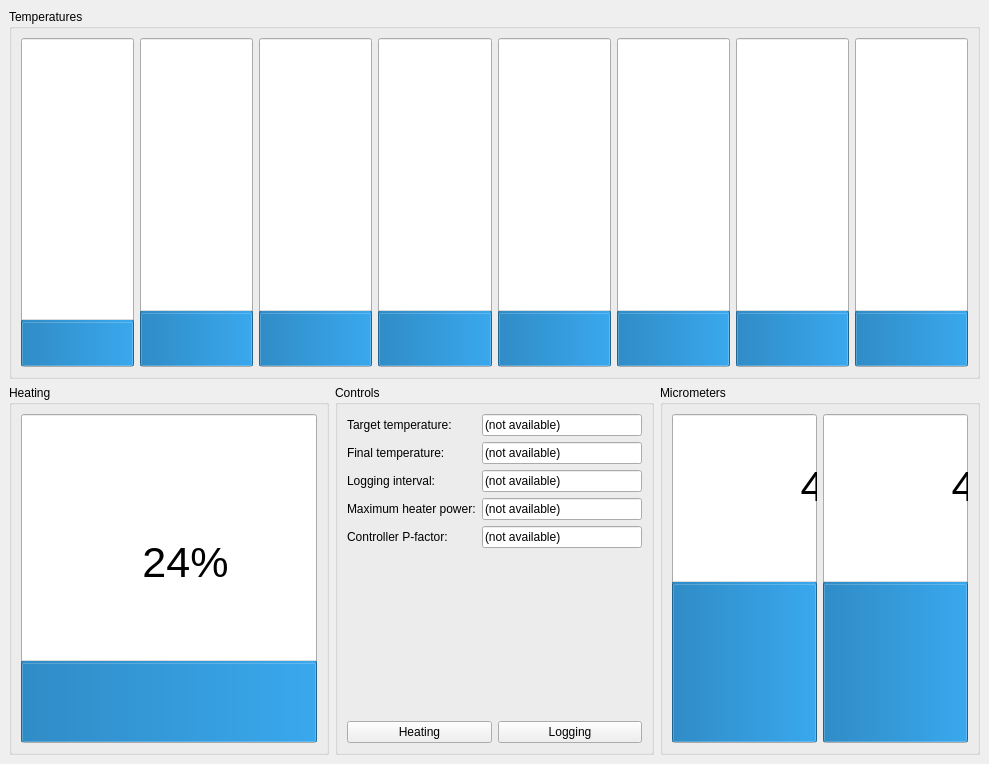
Before: the Qt Designer form gui/GUI3.ui in henklaak/Heater, drawn with Qt 5.
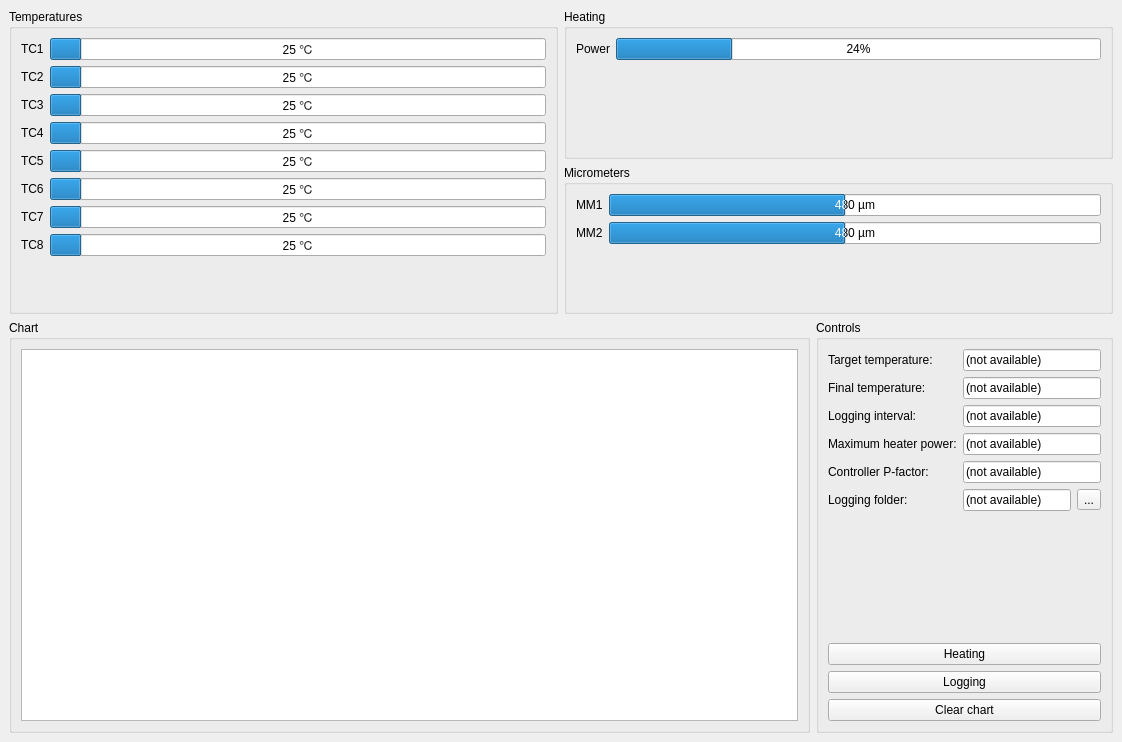
After: the same form once the commit is applied. Custom widgets are drawn as their Qt base class.

What changed in the file:
```diff
--- a/gui/GUI3.ui
+++ b/gui/GUI3.ui
@@ -6,8 +6,8 @@
    <rect>
     <x>0</x>
     <y>0</y>
-    <width>989</width>
-    <height>764</height>
+    <width>1122</width>
+    <height>742</height>
    </rect>
   </property>
   <property name="minimumSize">
@@ -23,354 +23,474 @@
    <property name="styleSheet">
     <string notr="true"/>
    </property>
-   <layout class="QVBoxLayout" name="verticalLayout_3">
+   <layout class="QVBoxLayout" name="verticalLayout_3" stretch="0,1">
     <item>
-     <widget class="QGroupBox" name="groupBox">
-      <property name="title">
-       <string>Temperatures</string>
-      </property>
-      <layout class="QHBoxLayout" name="horizontalLayout_3">
-       <item>
-        <widget class="QProgressBar" name="pbTC1">
-         <property name="sizePolicy">
-          <sizepolicy hsizetype="Expanding" vsizetype="Expanding">
-           <horstretch>0</horstretch>
-           <verstretch>0</verstretch>
-          </sizepolicy>
-         </property>
-         <property name="font">
-          <font>
-           <pointsize>32</pointsize>
-          </font>
-         </property>
-         <property name="minimum">
-          <number>0</number>
-         </property>
-         <property name="maximum">
-          <number>150</number>
-         </property>
-         <property name="value">
-          <number>20</number>
-         </property>
-         <property name="alignment">
-          <set>Qt::AlignmentFlag::AlignCenter</set>
-         </property>
-         <property name="textVisible">
-          <bool>true</bool>
-         </property>
-         <property name="orientation">
-          <enum>Qt::Orientation::Vertical</enum>
-         </property>
-         <property name="invertedAppearance">
-          <bool>false</bool>
-         </property>
-         <property name="textDirection">
-          <enum>QProgressBar::Direction::TopToBottom</enum>
-         </property>
-         <property name="format">
-          <string>%v</string>
-         </property>
-        </widget>
-       </item>
-       <item>
-        <widget class="QProgressBar" name="pbTC2">
-         <property name="sizePolicy">
-          <sizepolicy hsizetype="Expanding" vsizetype="Expanding">
-           <horstretch>0</horstretch>
-           <verstretch>0</verstretch>
-          </sizepolicy>
-         </property>
-         <property name="font">
-          <font>
-           <pointsize>32</pointsize>
-          </font>
-         </property>
-         <property name="maximum">
-          <number>150</number>
-         </property>
-         <property name="value">
-          <number>24</number>
-         </property>
-         <property name="alignment">
-          <set>Qt::AlignmentFlag::AlignCenter</set>
-         </property>
-         <property name="textVisible">
-          <bool>true</bool>
-         </property>
-         <property name="orientation">
-          <enum>Qt::Orientation::Vertical</enum>
-         </property>
-         <property name="invertedAppearance">
-          <bool>false</bool>
-         </property>
-         <property name="format">
-          <string>%v</string>
-         </property>
-        </widget>
-       </item>
-       <item>
-        <widget class="QProgressBar" name="pbTC3">
-         <property name="sizePolicy">
-          <sizepolicy hsizetype="Expanding" vsizetype="Expanding">
-           <horstretch>0</horstretch>
-           <verstretch>0</verstretch>
-          </sizepolicy>
-         </property>
-         <property name="font">
-          <font>
-           <pointsize>32</pointsize>
-          </font>
-         </property>
-         <property name="maximum">
-          <number>150</number>
-         </property>
-         <property name="value">
-          <number>24</number>
-         </property>
-         <property name="alignment">
-          <set>Qt::AlignmentFlag::AlignCenter</set>
-         </property>
-         <property name="textVisible">
-          <bool>true</bool>
-         </property>
-         <property name="orientation">
-          <enum>Qt::Orientation::Vertical</enum>
-         </property>
-         <property name="invertedAppearance">
-          <bool>false</bool>
-         </property>
-         <property name="format">
-          <string>%v</string>
-         </property>
-        </widget>
-       </item>
-       <item>
-        <widget class="QProgressBar" name="pbTC4">
-         <property name="sizePolicy">
-          <sizepolicy hsizetype="Expanding" vsizetype="Expanding">
-           <horstretch>0</horstretch>
-           <verstretch>0</verstretch>
-          </sizepolicy>
-         </property>
-         <property name="font">
-          <font>
-           <pointsize>32</pointsize>
-          </font>
-         </property>
-         <property name="maximum">
-          <number>150</number>
-         </property>
-         <property name="value">
-          <number>24</number>
-         </property>
-         <property name="alignment">
-          <set>Qt::AlignmentFlag::AlignCenter</set>
-         </property>
-         <property name="textVisible">
-          <bool>true</bool>
-         </property>
-         <property name="orientation">
-          <enum>Qt::Orientation::Vertical</enum>
-         </property>
-         <property name="invertedAppearance">
-          <bool>false</bool>
-         </property>
-         <property name="format">
-          <string>%v</string>
-         </property>
-        </widget>
-       </item>
-       <item>
-        <widget class="QProgressBar" name="pbTC5">
-         <property name="sizePolicy">
-          <sizepolicy hsizetype="Expanding" vsizetype="Expanding">
-           <horstretch>0</horstretch>
-           <verstretch>0</verstretch>
-          </sizepolicy>
-         </property>
-         <property name="font">
-          <font>
-           <pointsize>32</pointsize>
-          </font>
-         </property>
-         <property name="maximum">
-          <number>150</number>
-         </property>
-         <property name="value">
-          <number>24</number>
-         </property>
-         <property name="alignment">
-          <set>Qt::AlignmentFlag::AlignCenter</set>
-         </property>
-         <property name="textVisible">
-          <bool>true</bool>
-         </property>
-         <property name="orientation">
-          <enum>Qt::Orientation::Vertical</enum>
-         </property>
-         <property name="invertedAppearance">
-          <bool>false</bool>
-         </property>
-         <property name="format">
-          <string>%v</string>
-         </property>
-        </widget>
-       </item>
-       <item>
-        <widget class="QProgressBar" name="pbTC6">
-         <property name="sizePolicy">
-          <sizepolicy hsizetype="Expanding" vsizetype="Expanding">
-           <horstretch>0</horstretch>
-           <verstretch>0</verstretch>
-          </sizepolicy>
-         </property>
-         <property name="font">
-          <font>
-           <pointsize>32</pointsize>
-          </font>
-         </property>
-         <property name="maximum">
-          <number>150</number>
-         </property>
-         <property name="value">
-          <number>24</number>
-         </property>
-         <property name="alignment">
-          <set>Qt::AlignmentFlag::AlignCenter</set>
-         </property>
-         <property name="textVisible">
-          <bool>true</bool>
-         </property>
-         <property name="orientation">
-          <enum>Qt::Orientation::Vertical</enum>
-         </property>
-         <property name="invertedAppearance">
-          <bool>false</bool>
-         </property>
-         <property name="format">
-          <string>%v</string>
-         </property>
-        </widget>
-       </item>
-       <item>
-        <widget class="QProgressBar" name="pbTC7">
-         <property name="sizePolicy">
-          <sizepolicy hsizetype="Expanding" vsizetype="Expanding">
-           <horstretch>0</horstretch>
-           <verstretch>0</verstretch>
-          </sizepolicy>
-         </property>
-         <property name="font">
-          <font>
-           <pointsize>32</pointsize>
-          </font>
-         </property>
-         <property name="maximum">
-          <number>150</number>
-         </property>
-         <property name="value">
-          <number>24</number>
-         </property>
-         <property name="alignment">
-          <set>Qt::AlignmentFlag::AlignCenter</set>
-         </property>
-         <property name="textVisible">
-          <bool>true</bool>
-         </property>
-         <property name="orientation">
-          <enum>Qt::Orientation::Vertical</enum>
-         </property>
-         <property name="invertedAppearance">
-          <bool>false</bool>
-         </property>
-         <property name="format">
-          <string>%v</string>
-         </property>
-        </widget>
-       </item>
-       <item>
-        <widget class="QProgressBar" name="pbTC8">
-         <property name="sizePolicy">
-          <sizepolicy hsizetype="Expanding" vsizetype="Expanding">
-           <horstretch>0</horstretch>
-           <verstretch>0</verstretch>
-          </sizepolicy>
-         </property>
-         <property name="font">
-          <font>
-           <pointsize>32</pointsize>
-          </font>
-         </property>
-         <property name="maximum">
-          <number>150</number>
-         </property>
-         <property name="value">
-          <number>24</number>
-         </property>
-         <property name="alignment">
-          <set>Qt::AlignmentFlag::AlignCenter</set>
-         </property>
-         <property name="textVisible">
-          <bool>true</bool>
-         </property>
-         <property name="orientation">
-          <enum>Qt::Orientation::Vertical</enum>
-         </property>
-         <property name="invertedAppearance">
-          <bool>false</bool>
-         </property>
-         <property name="format">
-          <string>%v</string>
-         </property>
-        </widget>
-       </item>
-      </layout>
-     </widget>
-    </item>
-    <item>
-     <layout class="QHBoxLayout" name="horizontalLayout_2">
+     <layout class="QHBoxLayout" name="layTopRow">
       <item>
-       <widget class="QGroupBox" name="groupBox_3">
+       <widget class="QGroupBox" name="grpTemperatures">
         <property name="title">
-         <string>Heating</string>
+         <string>Temperatures</string>
         </property>
-        <layout class="QHBoxLayout" name="horizontalLayout_5">
-         <item>
-          <widget class="QProgressBar" name="pbHeaterPwm">
+        <layout class="QFormLayout" name="formLayout_2">
+         <item row="0" column="0">
+          <widget class="QLabel" name="label_7">
+           <property name="text">
+            <string>TC1</string>
+           </property>
+          </widget>
+         </item>
+         <item row="0" column="1">
+          <widget class="QProgressBar" name="pbTC8">
            <property name="sizePolicy">
-            <sizepolicy hsizetype="MinimumExpanding" vsizetype="Expanding">
+            <sizepolicy hsizetype="MinimumExpanding" vsizetype="Minimum">
              <horstretch>0</horstretch>
              <verstretch>0</verstretch>
             </sizepolicy>
            </property>
-           <property name="font">
-            <font>
-             <pointsize>32</pointsize>
-            </font>
+           <property name="minimum">
+            <number>20</number>
            </property>
+           <property name="maximum">
+            <number>100</number>
+           </property>
            <property name="value">
-            <number>24</number>
+            <number>25</number>
            </property>
            <property name="alignment">
             <set>Qt::AlignmentFlag::AlignCenter</set>
            </property>
+           <property name="textVisible">
+            <bool>true</bool>
+           </property>
+           <property name="invertedAppearance">
+            <bool>false</bool>
+           </property>
+           <property name="format">
+            <string>%v ℃</string>
+           </property>
+          </widget>
+         </item>
+         <item row="1" column="0">
+          <widget class="QLabel" name="label_8">
+           <property name="text">
+            <string>TC2</string>
+           </property>
+          </widget>
+         </item>
+         <item row="1" column="1">
+          <widget class="QProgressBar" name="pbTC7">
+           <property name="sizePolicy">
+            <sizepolicy hsizetype="MinimumExpanding" vsizetype="Minimum">
+             <horstretch>0</horstretch>
+             <verstretch>0</verstretch>
+            </sizepolicy>
+           </property>
+           <property name="minimum">
+            <number>20</number>
+           </property>
+           <property name="maximum">
+            <number>100</number>
+           </property>
+           <property name="value">
+            <number>25</number>
+           </property>
+           <property name="alignment">
+            <set>Qt::AlignmentFlag::AlignCenter</set>
+           </property>
+           <property name="textVisible">
+            <bool>true</bool>
+           </property>
+           <property name="invertedAppearance">
+            <bool>false</bool>
+           </property>
+           <property name="format">
+            <string>%v ℃</string>
+           </property>
+          </widget>
+         </item>
+         <item row="2" column="0">
+          <widget class="QLabel" name="label_9">
+           <property name="text">
+            <string>TC3</string>
+           </property>
+          </widget>
+         </item>
+         <item row="2" column="1">
+          <widget class="QProgressBar" name="pbTC6">
+           <property name="sizePolicy">
+            <sizepolicy hsizetype="MinimumExpanding" vsizetype="Minimum">
+             <horstretch>0</horstretch>
+             <verstretch>0</verstretch>
+            </sizepolicy>
+           </property>
+           <property name="minimum">
+            <number>20</number>
+           </property>
+           <property name="maximum">
+            <number>100</number>
+           </property>
+           <property name="value">
+            <number>25</number>
+           </property>
+           <property name="alignment">
+            <set>Qt::AlignmentFlag::AlignCenter</set>
+           </property>
+           <property name="textVisible">
+            <bool>true</bool>
+           </property>
+           <property name="invertedAppearance">
+            <bool>false</bool>
+           </property>
+           <property name="format">
+            <string>%v ℃</string>
+           </property>
+          </widget>
+         </item>
+         <item row="3" column="0">
+          <widget class="QLabel" name="label_10">
+           <property name="text">
+            <string>TC4</string>
+           </property>
+          </widget>
+         </item>
+         <item row="3" column="1">
+          <widget class="QProgressBar" name="pbTC5">
+           <property name="sizePolicy">
+            <sizepolicy hsizetype="MinimumExpanding" vsizetype="Minimum">
+             <horstretch>0</horstretch>
+             <verstretch>0</verstretch>
+            </sizepolicy>
+           </property>
+           <property name="minimum">
+            <number>20</number>
+           </property>
+           <property name="maximum">
+            <number>100</number>
+           </property>
+           <property name="value">
+            <number>25</number>
+           </property>
+           <property name="alignment">
+            <set>Qt::AlignmentFlag::AlignCenter</set>
+           </property>
+           <property name="textVisible">
+            <bool>true</bool>
+           </property>
+           <property name="invertedAppearance">
+            <bool>false</bool>
+           </property>
+           <property name="format">
+            <string>%v ℃</string>
+           </property>
+          </widget>
+         </item>
+         <item row="4" column="0">
+          <widget class="QLabel" name="label_11">
+           <property name="text">
+            <string>TC5</string>
+           </property>
+          </widget>
+         </item>
+         <item row="4" column="1">
+          <widget class="QProgressBar" name="pbTC4">
+           <property name="sizePolicy">
+            <sizepolicy hsizetype="MinimumExpanding" vsizetype="Minimum">
+             <horstretch>0</horstretch>
+             <verstretch>0</verstretch>
+            </sizepolicy>
+           </property>
+           <property name="minimum">
+            <number>20</number>
+           </property>
+           <property name="maximum">
+            <number>100</number>
+           </property>
+           <property name="value">
+            <number>25</number>
+           </property>
+           <property name="alignment">
+            <set>Qt::AlignmentFlag::AlignCenter</set>
+           </property>
+           <property name="textVisible">
+            <bool>true</bool>
+           </property>
+           <property name="invertedAppearance">
+            <bool>false</bool>
+           </property>
+           <property name="format">
+            <string>%v ℃</string>
+           </property>
+          </widget>
+         </item>
+         <item row="5" column="0">
+          <widget class="QLabel" name="label_12">
+           <property name="text">
+            <string>TC6</string>
+           </property>
+          </widget>
+         </item>
+         <item row="5" column="1">
+          <widget class="QProgressBar" name="pbTC3">
+           <property name="sizePolicy">
+            <sizepolicy hsizetype="MinimumExpanding" vsizetype="Minimum">
+             <horstretch>0</horstretch>
+             <verstretch>0</verstretch>
+            </sizepolicy>
+           </property>
+           <property name="minimum">
+            <number>20</number>
+           </property>
+           <property name="maximum">
+            <number>100</number>
+           </property>
+           <property name="value">
+            <number>25</number>
+           </property>
+           <property name="alignment">
+            <set>Qt::AlignmentFlag::AlignCenter</set>
+           </property>
+           <property name="textVisible">
+            <bool>true</bool>
+           </property>
+           <property name="invertedAppearance">
+            <bool>false</bool>
+           </property>
+           <property name="format">
+            <string>%v ℃</string>
+           </property>
+          </widget>
+         </item>
+         <item row="6" column="0">
+          <widget class="QLabel" name="label_13">
+           <property name="text">
+            <string>TC7</string>
+           </property>
+          </widget>
+         </item>
+         <item row="6" column="1">
+          <widget class="QProgressBar" name="pbTC2">
+           <property name="sizePolicy">
+            <sizepolicy hsizetype="MinimumExpanding" vsizetype="Minimum">
+             <horstretch>0</horstretch>
+             <verstretch>0</verstretch>
+            </sizepolicy>
+           </property>
+           <property name="minimum">
+            <number>20</number>
+           </property>
+           <property name="maximum">
+            <number>100</number>
+           </property>
+           <property name="value">
+            <number>25</number>
+           </property>
+           <property name="alignment">
+            <set>Qt::AlignmentFlag::AlignCenter</set>
+           </property>
+           <property name="textVisible">
+            <bool>true</bool>
+           </property>
+           <property name="invertedAppearance">
+            <bool>false</bool>
+           </property>
+           <property name="format">
+            <string>%v ℃</string>
+           </property>
+          </widget>
+         </item>
+         <item row="7" column="0">
+          <widget class="QLabel" name="label_14">
+           <property name="text">
+            <string>TC8</string>
+           </property>
+          </widget>
+         </item>
+         <item row="7" column="1">
+          <widget class="QProgressBar" name="pbTC1">
+           <property name="sizePolicy">
+            <sizepolicy hsizetype="MinimumExpanding" vsizetype="Minimum">
+             <horstretch>0</horstretch>
+             <verstretch>0</verstretch>
+            </sizepolicy>
+           </property>
+           <property name="minimum">
+            <number>20</number>
+           </property>
+           <property name="maximum">
+            <number>100</number>
+           </property>
+           <property name="value">
+            <number>25</number>
+           </property>
+           <property name="alignment">
+            <set>Qt::AlignmentFlag::AlignCenter</set>
+           </property>
+           <property name="textVisible">
+            <bool>true</bool>
+           </property>
+           <property name="invertedAppearance">
+            <bool>false</bool>
+           </property>
+           <property name="textDirection">
+            <enum>QProgressBar::Direction::TopToBottom</enum>
+           </property>
+           <property name="format">
+            <string>%v ℃</string>
+           </property>
+          </widget>
+         </item>
+         <item row="8" column="0">
+          <spacer name="verticalSpacer">
            <property name="orientation">
             <enum>Qt::Orientation::Vertical</enum>
            </property>
-           <property name="format">
-            <string>%p%</string>
+           <property name="sizeHint" stdset="0">
+            <size>
+             <width>20</width>
+             <height>40</height>
+            </size>
            </property>
-          </widget>
+          </spacer>
          </item>
         </layout>
        </widget>
       </item>
       <item>
-       <widget class="QGroupBox" name="groupBox_4">
+       <layout class="QVBoxLayout" name="verticalLayout_2">
+        <item>
+         <widget class="QGroupBox" name="grpHeating">
+          <property name="title">
+           <string>Heating</string>
+          </property>
+          <layout class="QFormLayout" name="formLayout_3">
+           <item row="1" column="0">
+            <spacer name="verticalSpacer_2">
+             <property name="orientation">
+              <enum>Qt::Orientation::Vertical</enum>
+             </property>
+             <property name="sizeHint" stdset="0">
+              <size>
+               <width>20</width>
+               <height>40</height>
+              </size>
+             </property>
+            </spacer>
+           </item>
+           <item row="0" column="1">
+            <widget class="QProgressBar" name="pbHeaterPwm">
+             <property name="value">
+              <number>24</number>
+             </property>
+             <property name="alignment">
+              <set>Qt::AlignmentFlag::AlignCenter</set>
+             </property>
+             <property name="format">
+              <string>%p%</string>
+             </property>
+            </widget>
+           </item>
+           <item row="0" column="0">
+            <widget class="QLabel" name="label_17">
+             <property name="text">
+              <string>Power</string>
+             </property>
+            </widget>
+           </item>
+          </layout>
+         </widget>
+        </item>
+        <item>
+         <widget class="QGroupBox" name="grpMicrometers">
+          <property name="title">
+           <string>Micrometers</string>
+          </property>
+          <layout class="QFormLayout" name="formLayout_4">
+           <item row="0" column="0">
+            <widget class="QLabel" name="label_15">
+             <property name="text">
+              <string>MM1</string>
+             </property>
+            </widget>
+           </item>
+           <item row="0" column="1">
+            <widget class="QProgressBar" name="pbMicrometer2">
+             <property name="maximum">
+              <number>1000</number>
+             </property>
+             <property name="value">
+              <number>480</number>
+             </property>
+             <property name="alignment">
+              <set>Qt::AlignmentFlag::AlignCenter</set>
+             </property>
+             <property name="format">
+              <string>%v µm</string>
+             </property>
+            </widget>
+           </item>
+           <item row="1" column="0">
+            <widget class="QLabel" name="label_16">
+             <property name="text">
+              <string>MM2</string>
+             </property>
+            </widget>
+           </item>
+           <item row="1" column="1">
+            <widget class="QProgressBar" name="pbMicrometer1">
+             <property name="maximum">
+              <number>1000</number>
+             </property>
+             <property name="value">
+              <number>480</number>
+             </property>
+             <property name="alignment">
+              <set>Qt::AlignmentFlag::AlignCenter</set>
+             </property>
+             <property name="format">
+              <string>%v µm</string>
+             </property>
+            </widget>
+           </item>
+           <item row="2" column="0">
+            <spacer name="verticalSpacer_3">
+             <property name="orientation">
+              <enum>Qt::Orientation::Vertical</enum>
+             </property>
+             <property name="sizeHint" stdset="0">
+              <size>
+               <width>20</width>
+               <height>40</height>
+              </size>
+             </property>
+            </spacer>
+           </item>
+          </layout>
+         </widget>
+        </item>
+       </layout>
+      </item>
+     </layout>
+    </item>
+    <item>
+     <layout class="QHBoxLayout" name="layBotRow" stretch="1,0">
+      <item>
+       <widget class="QGroupBox" name="groupBox">
+        <property name="title">
+         <string>Chart</string>
+        </property>
+        <layout class="QHBoxLayout" name="horizontalLayout_3">
+         <item>
+          <widget class="XYGraph" name="gvXYGraph"/>
+         </item>
+        </layout>
+       </widget>
+      </item>
+      <item>
+       <widget class="QGroupBox" name="grpControls">
         <property name="title">
          <string>Controls</string>
         </property>
-        <layout class="QVBoxLayout" name="verticalLayout_2">
+        <layout class="QVBoxLayout" name="verticalLayout">
          <item>
           <layout class="QFormLayout" name="formLayout">
            <item row="0" column="0">
@@ -443,10 +563,35 @@
              </property>
             </widget>
            </item>
+           <item row="5" column="0">
+            <widget class="QLabel" name="label_6">
+             <property name="text">
+              <string>Logging folder:</string>
+             </property>
+            </widget>
+           </item>
+           <item row="5" column="1">
+            <layout class="QHBoxLayout" name="horizontalLayout_2">
+             <item>
+              <widget class="QLineEdit" name="edtLoggingFolder">
+               <property name="text">
+                <string>(not available)</string>
+               </property>
+              </widget>
+             </item>
+             <item>
+              <widget class="QToolButton" name="tbSelectFolder">
+               <property name="text">
+                <string>...</string>
+               </property>
+              </widget>
+             </item>
+            </layout>
+           </item>
           </layout>
          </item>
          <item>
-          <layout class="QHBoxLayout" name="horizontalLayout">
+          <layout class="QVBoxLayout" name="verticalLayout_4">
            <item>
             <widget class="QPushButton" name="btnControllerActive">
              <property name="text">
@@ -476,85 +621,40 @@
              </property>
             </widget>
            </item>
+           <item>
+            <widget class="QPushButton" name="btnClearChart">
+             <property name="text">
+              <string>Clear chart</string>
+             </property>
+            </widget>
+           </item>
           </layout>
          </item>
         </layout>
        </widget>
       </item>
-      <item>
-       <widget class="QGroupBox" name="groupBox_2">
-        <property name="title">
-         <string>Micrometers</string>
-        </property>
-        <layout class="QHBoxLayout" name="horizontalLayout_4">
-         <item>
-          <widget class="QProgressBar" name="pbMicrometer1">
-           <property name="sizePolicy">
-            <sizepolicy hsizetype="MinimumExpanding" vsizetype="Expanding">
-             <horstretch>0</horstretch>
-             <verstretch>0</verstretch>
-            </sizepolicy>
-           </property>
-           <property name="font">
-            <font>
-             <pointsize>32</pointsize>
-            </font>
-           </property>
-           <property name="maximum">
-            <number>1000</number>
-           </property>
-           <property name="value">
-            <number>480</number>
-           </property>
-           <property name="alignment">
-            <set>Qt::AlignmentFlag::AlignCenter</set>
-           </property>
-           <property name="orientation">
-            <enum>Qt::Orientation::Vertical</enum>
-           </property>
-           <property name="format">
-            <string>%v</string>
-           </property>
-          </widget>
-         </item>
-         <item>
-          <widget class="QProgressBar" name="pbMicrometer2">
-           <property name="sizePolicy">
-            <sizepolicy hsizetype="MinimumExpanding" vsizetype="Expanding">
-             <horstretch>0</horstretch>
-             <verstretch>0</verstretch>
-            </sizepolicy>
-           </property>
-           <property name="font">
-            <font>
-             <pointsize>32</pointsize>
-            </font>
-           </property>
-           <property name="maximum">
-            <number>1000</number>
-           </property>
-           <property name="value">
-            <number>480</number>
-           </property>
-           <property name="alignment">
-            <set>Qt::AlignmentFlag::AlignCenter</set>
-           </property>
-           <property name="orientation">
-            <enum>Qt::Orientation::Vertical</enum>
-           </property>
-           <property name="format">
-            <string>%v</string>
-           </property>
-          </widget>
-         </item>
-        </layout>
-       </widget>
-      </item>
      </layout>
     </item>
    </layout>
   </widget>
  </widget>
+ <customwidgets>
+  <customwidget>
+   <class>XYGraph</class>
+   <extends>QGraphicsView</extends>
+   <header>.xygraph</header>
+  </customwidget>
+ </customwidgets>
+ <tabstops>
+  <tabstop>btnLoggingActive</tabstop>
+  <tabstop>edtTemperatureTarget</tabstop>
+  <tabstop>edtTemperatureFinal</tabstop>
+  <tabstop>edtLoggingInterval</tabstop>
+  <tabstop>edtPwmMax</tabstop>
+  <tabstop>edtPFactor</tabstop>
+  <tabstop>edtLoggingFolder</tabstop>
+  <tabstop>tbSelectFolder</tabstop>
+ </tabstops>
  <resources/>
  <connections/>
 </ui>
```
